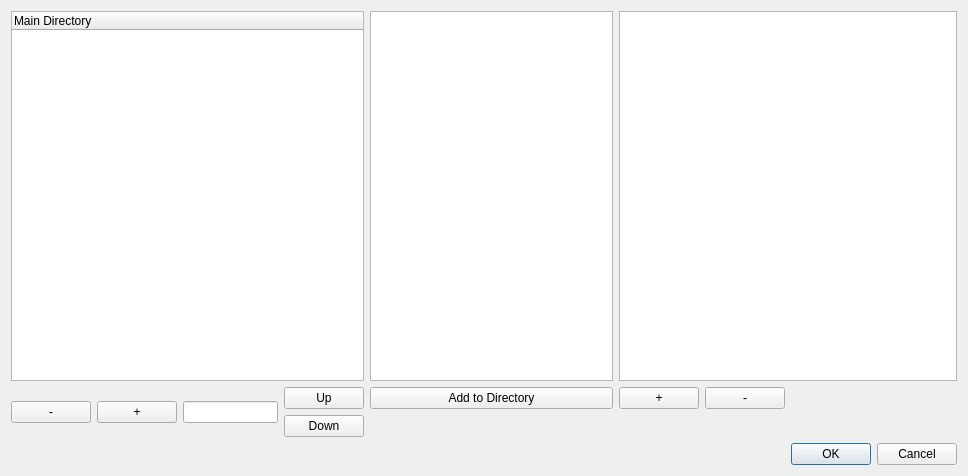
The window that Virtual_Creator/userinterfacecreator.ui (stefaj/gcms) describes before a commit, drawn with Qt 5.
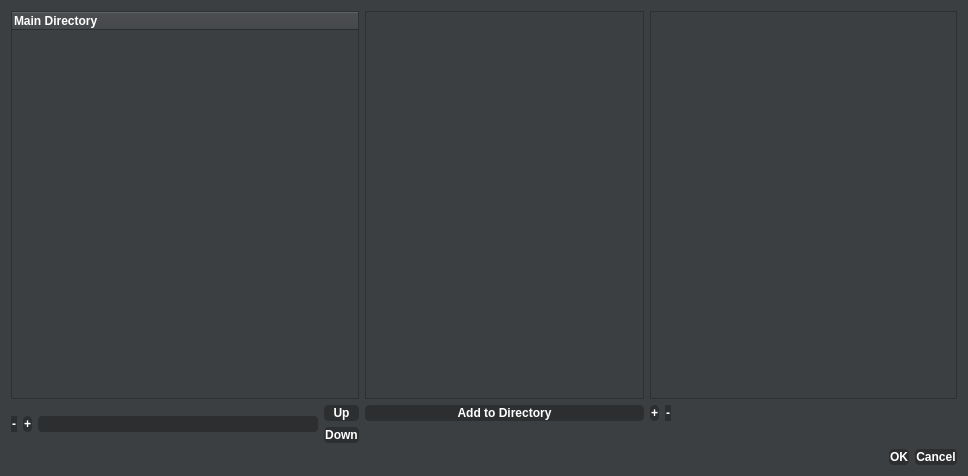
The same window after the commit. Icons and pictures are not drawn.

```diff
--- a/Virtual_Creator/userinterfacecreator.ui
+++ b/Virtual_Creator/userinterfacecreator.ui
@@ -20,7 +20,162 @@
    <string>Dialog</string>
   </property>
   <property name="styleSheet">
-   <string notr="true"/>
+   <string notr="true">QWidget {
+  background: #3C3F41;
+  color: white;
+  font: bold;
+font-size: 12px;
+}
+QLineEdit{
+  background: #2D2E30;
+background-color: #2D2E30;
+border-radius: 4px;
+}
+QLineEdit:focus{
+  background: #0073C7;
+background-color: #0073C7;
+border-radius: 4px;
+}
+/* Button Styles*/
+QPushButton {
+  border: 1px solid #2D2E30;
+  background: #2D2E30;
+  color: white;
+  font: bold;
+    border-radius: 4px;
+}
+QPushButton:hover:!pressed { 
+  border: 2px solid #0073C7;
+  background: #0073C7;
+    border-radius: 4px;
+}
+QPushButton:checked { 
+  border: 2px solid #0073C7;
+  background: #0073C7;
+    border-radius: 4px;
+}
+/* Menu Bar Styles */
+QMenuBar {
+    background-color:#3C3F41;
+}
+
+QMenuBar::item {
+    spacing: 3px; /* spacing between menu bar items */
+    padding: 10px 32px 10px 32px;
+    background: transparent;
+    border-radius: 4px;
+    color: white;
+}
+
+QMenuBar::item:selected { /* when selected using mouse or keyboard */
+    background: #0073C7;
+}
+QMenuBar::item:hover:!pressed{
+  border: 2px solid #0073C7;
+  background: #0073C7;
+}
+
+QMenu::item { 
+  padding: 10px 32px 2px 20px;
+  font: 14px;
+ }
+QMenu::item:selected { 
+  background: #0073C7; 
+  border-radius: 4px;
+  color: white;
+}
+/* Spin Box Styles */
+QAbstractSpinBox {
+    background-color:#2D2E30;
+    border-radius: 4px;
+}
+QAbstractSpinBox:focus{
+  background: #0073C7;
+background-color: #0073C7;
+border-radius: 4px;
+}
+QAbstractSpinBox::up-button { 
+  border: 0px solid #2D2E30;
+}
+QAbstractSpinBox::down-button { 
+  border: 0px solid #2D2E30;
+}
+QAbstractSpinBox::up-arrow { 
+  image:url(:/Content/spin_arrow_up_white.png);
+  width:8;
+  height:8;
+  border-width: 0;
+}
+QAbstractSpinBox::down-arrow { 
+  image:url(:/Content/spin_arrow_down_white.png);
+  width:8;
+  height:8;
+  border-width: 0;
+}
+QAbstractSpinBox::up-arrow:hover:!pressed { 
+  image:url(:/Content/spin_arrow_up_blue.png);
+  width:8;
+  height:8;
+  border-width: 0;
+}
+QAbstractSpinBox::down-arrow:hover:!pressed { 
+  image:url(:/Content/spin_arrow_down_blue.png);
+  width:8;
+  height:8;
+  border-width: 0;
+}
+
+xample where the drop down button of a QComboBox appears &quot;merged&quot; with the combo box frame.
+
+QComboBox {
+    border: 1px solid gray;
+    border-radius: 3px;
+    padding: 1px 18px 1px 3px;
+    min-width: 6em;
+}
+
+QComboBox:editable {
+    background: white;
+}
+
+QComboBox:!editable, QComboBox::drop-down:editable {
+     background: qlineargradient(x1: 0, y1: 0, x2: 0, y2: 1,
+                                 stop: 0 #E1E1E1, stop: 0.4 #DDDDDD,
+                                 stop: 0.5 #D8D8D8, stop: 1.0 #D3D3D3);
+}
+
+/* QComboBox gets the &quot;on&quot; state when the popup is open */
+QComboBox:!editable:on, QComboBox::drop-down:editable:on {
+    background: qlineargradient(x1: 0, y1: 0, x2: 0, y2: 1,
+                                stop: 0 #D3D3D3, stop: 0.4 #D8D8D8,
+                                stop: 0.5 #DDDDDD, stop: 1.0 #E1E1E1);
+}
+
+QComboBox:on { /* shift the text when the popup opens */
+    padding-top: 3px;
+    padding-left: 4px;
+}
+
+QComboBox::drop-down {
+    subcontrol-origin: padding;
+    subcontrol-position: top right;
+    width: 15px;
+
+    border-left-width: 1px;
+    border-left-color: darkgray;
+    border-left-style: solid; /* just a single line */
+    border-top-right-radius: 3px; /* same radius as the QComboBox */
+    border-bottom-right-radius: 3px;
+}
+
+QComboBox::down-arrow {
+    image: url(/usr/share/icons/crystalsvg/16x16/actions/1downarrow.png);
+}
+
+QComboBox::down-arrow:on { /* shift the arrow when popup is open */
+    top: 1px;
+    left: 1px;
+}</string>
   </property>
   <layout class="QGridLayout" name="gridLayout_2">
    <item row="0" column="0">
```
